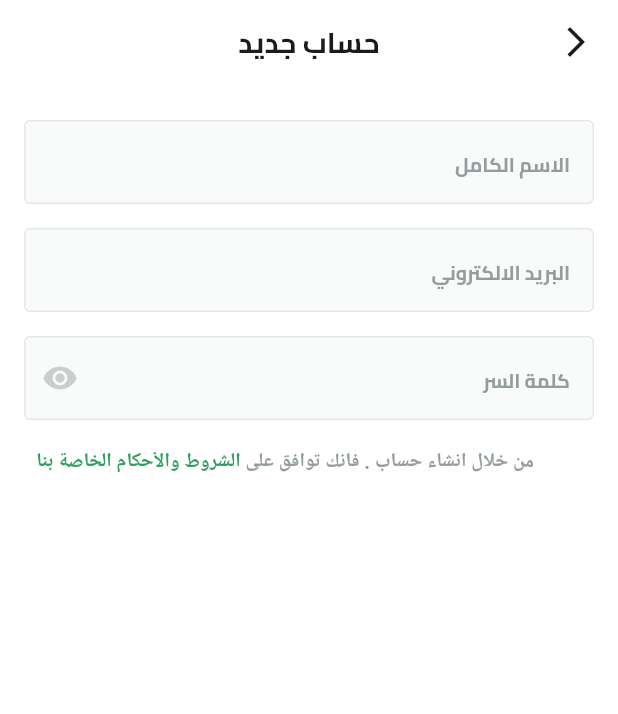
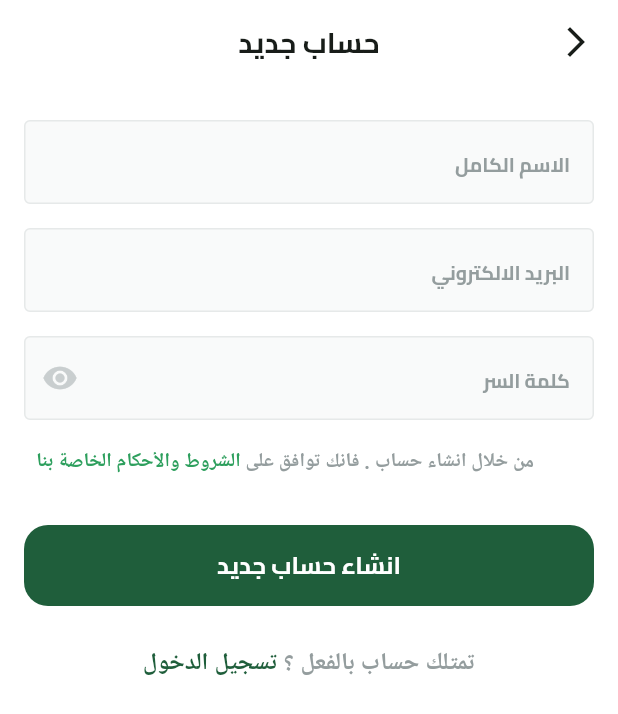
Before and after one commit to mohammedakilan/fruit_hub, a Flutter app: the SignupView screen opened by its route, on a phone screen of 412 x 824 dp. Shown: the top 714 px of the screen. Run offline on Flutter 3.47's test engine with Material 3 defaults, Android fonts, the phone set to English and light mode, and no system bars; our stand-ins replace dots_indicator, flutter_svg, shared_preferences; accounts and stored records are empty.

Commit message:
sign in finish ui

```diff
--- /dev/null
+++ b/lib/features/auth/presentation/views/widgets/have_account.dart
@@ -0,0 +1,42 @@
+import 'package:flutter/gestures.dart';
+import 'package:flutter/material.dart';
+import 'package:fruit_hub/core/utils/app_colors.dart';
+import 'package:fruit_hub/core/utils/app_text_styles.dart';
+
+class HaveAnAccountWidget extends StatelessWidget {
+  const HaveAnAccountWidget({
+    super.key,
+  });
+
+  @override
+  Widget build(BuildContext context) {
+    return Text.rich(
+      TextSpan(
+        children: [
+          TextSpan(
+            text: "تمتلك حساب بالفعل ؟",
+            style: TextStyles.semiBold16.copyWith(
+              color: Color(0xff949d9e),
+            ),
+          ),
+          TextSpan(
+            text: ' ',
+            style: TextStyles.semiBold16.copyWith(
+              color: Color(0xff949d9e),
+            ),
+          ),
+          TextSpan(
+            recognizer: TapGestureRecognizer()
+              ..onTap = () {
+                Navigator.pop(context);
+              },
+            text: "تسجيل الدخول",
+            style: TextStyles.semiBold16.copyWith(
+              color: AppColors.primaryColor,
+            ),
+          ),
+        ],
+      ),
+    );
+  }
+}
--- a/lib/features/auth/presentation/views/widgets/signup_view_body.dart
+++ b/lib/features/auth/presentation/views/widgets/signup_view_body.dart
@@ -1,6 +1,8 @@
 import 'package:flutter/material.dart';
 import 'package:fruit_hub/constants.dart';
+import 'package:fruit_hub/core/widgets/custom_button.dart';
 import 'package:fruit_hub/core/widgets/custom_text_filed.dart';
+import 'package:fruit_hub/features/auth/presentation/views/widgets/have_account.dart';
 import 'package:fruit_hub/features/auth/presentation/views/widgets/terms_and_condition.dart';
 
 class SignupViewBody extends StatelessWidget {
@@ -8,7 +10,7 @@ class SignupViewBody extends StatelessWidget {
 
   @override
   Widget build(BuildContext context) {
-    return const SingleChildScrollView(
+    return  SingleChildScrollView(
       child: Padding(
         padding: EdgeInsets.symmetric(horizontal: kHorizontalPadding,),
         child: Column(
@@ -36,6 +38,10 @@ class SignupViewBody extends StatelessWidget {
                 keyboardType: TextInputType.visiblePassword),
             SizedBox(height: 16),
             TermsAndConditionWidget(),
+            SizedBox(height: 30),
+            CustomButton(text:  'انشاء حساب جديد' , onPressed: () {}),
+            SizedBox(height:26),
+            HaveAnAccountWidget(),
           ],
         ),
       ),
```
